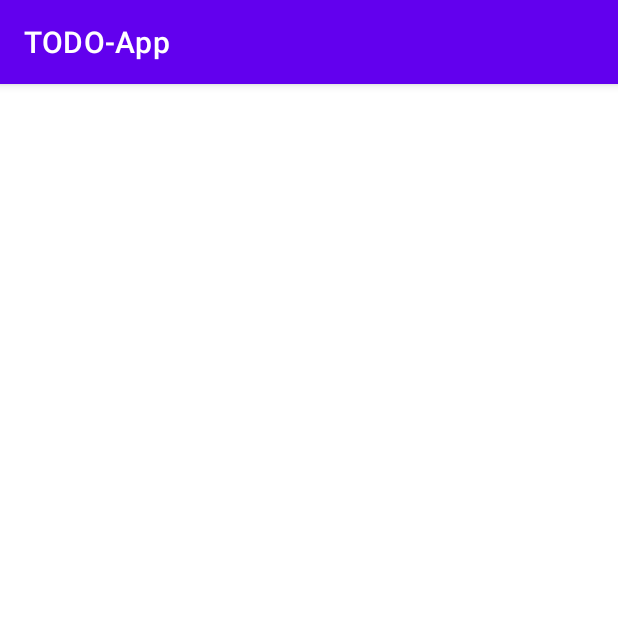
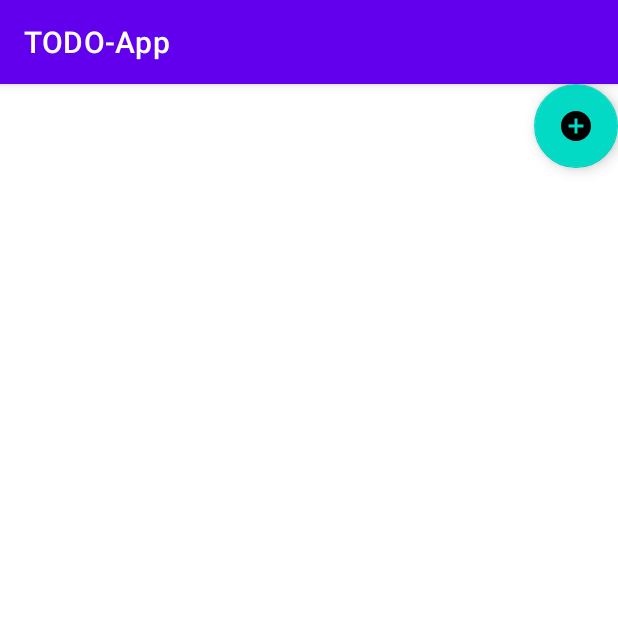
Before and after one commit to MAD-Weekly-Assignment/TODO-App, an Android app: the screen it shows after launch (MainActivity), on a phone screen of 412 x 824 dp, the top half of it. Run offline under Robolectric (Android 15) with nearby library versions, the phone set to English and light mode, and no system bars; our stand-ins replace Room's generated code; 1 statement that could not run was skipped.

Commit message:
Created a FloatingActionButton in the RecyclerView

```diff
--- a/TODOApp/app/src/main/res/layout/activity_main.xml
+++ b/TODOApp/app/src/main/res/layout/activity_main.xml
@@ -13,6 +13,13 @@
         android:layout_width="match_parent"
         android:layout_height="wrap_content" />
 
+    <com.google.android.material.floatingactionbutton.FloatingActionButton
+        android:id="@+id/floatingActionButton"
+        android:layout_width="match_parent"
+        android:layout_height="wrap_content"
+        android:layout_gravity="end"
+        android:clickable="true"
+        android:src="@drawable/ic_baseline_add_circle_24" />
 
 
 </LinearLayout>
```
